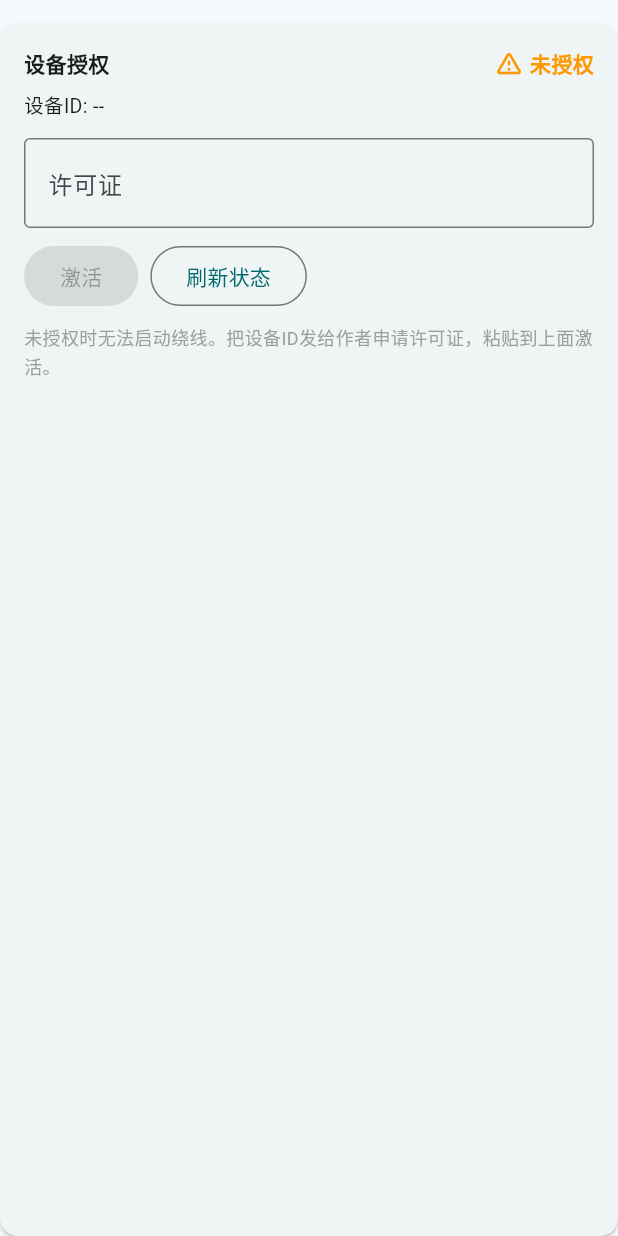
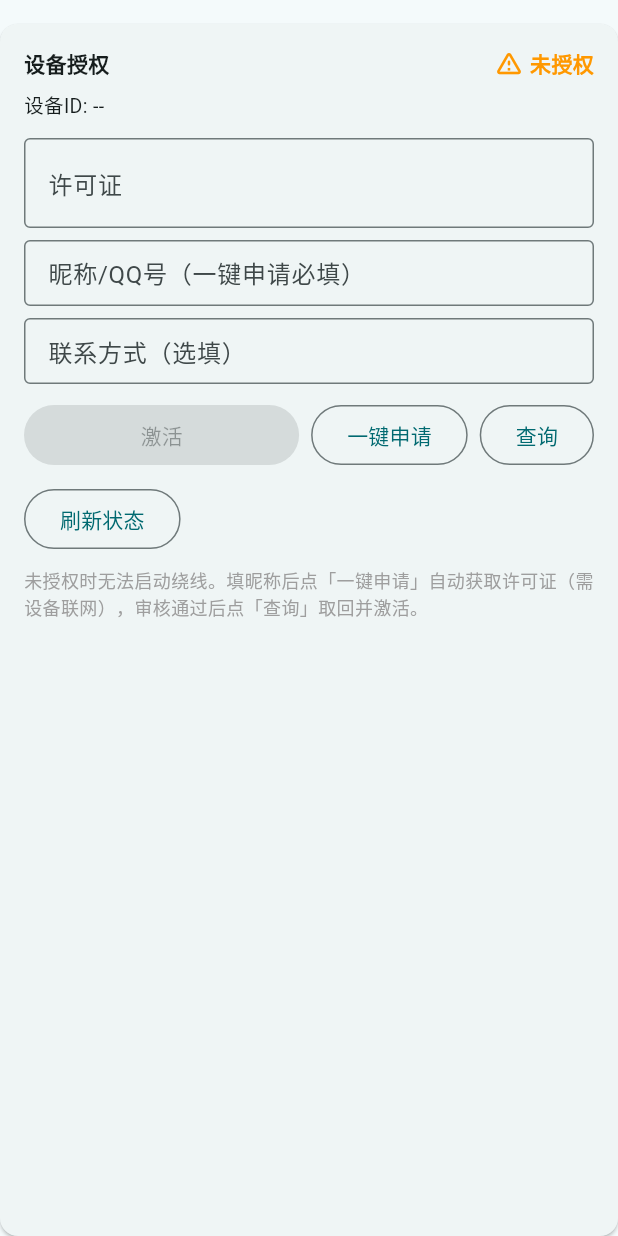
Before and after one commit to jindavid1000/iWinder, a Flutter app: the _LicenseSection widget shown alone on an empty page, opened directly with empty values, on a phone screen of 412 x 824 dp. Run offline on Flutter 3.47's test engine with Material 3 defaults, Android fonts, the phone set to English and light mode, and no system bars; our stand-ins replace shared_preferences; accounts and stored records are empty.

```diff
--- a/app/lib/screens/settings_screen.dart
+++ b/app/lib/screens/settings_screen.dart
@@ -232,8 +232,80 @@ class SettingsScreen extends StatelessWidget {
             ),
           ]),
           _LicenseSection(model: model),
+          _FirmwareSection(model: model),
           _DangerZone(model: model),
         ],
+      ),
+    );
+  }
+}
+
+// ============================================================================
+//  固件在线升级（OTA）
+// ============================================================================
+class _FirmwareSection extends StatelessWidget {
+  final AppModel model;
+  const _FirmwareSection({required this.model});
+
+  @override
+  Widget build(BuildContext context) {
+    final m = model;
+    return Card(
+      margin: const EdgeInsets.only(top: 16),
+      child: Padding(
+        padding: const EdgeInsets.all(16),
+        child: Column(
+          crossAxisAlignment: CrossAxisAlignment.start,
+          children: [
+            Row(children: [
+              const Expanded(child: Text('固件升级',
+                  style: TextStyle(fontWeight: FontWeight.bold))),
+              Icon(m.fwUpdateAvailable ? Icons.system_update_alt : Icons.check_circle_outline,
+                  color: m.fwUpdateAvailable ? Colors.orange : Colors.green, size: 20),
+              const SizedBox(width: 4),
+              Text(m.fwUpdateAvailable ? '有新版本' : '最新',
+                  style: TextStyle(
+                      color: m.fwUpdateAvailable ? Colors.orange : Colors.green,
+                      fontWeight: FontWeight.bold)),
+            ]),
+            const SizedBox(height: 8),
+            Text('当前版本: v${m.fwCurrent ?? "--"}',
+                style: const TextStyle(fontSize: 13)),
+            if (m.fwUpdateAvailable && m.fwLatest != null)
+              Text('最新版本: v${m.fwLatest}',
+                  style: const TextStyle(fontSize: 13, color: Colors.orange)),
+            if (m.fwNotes != null && m.fwNotes!.isNotEmpty)
+              Text(m.fwNotes!,
+                  style: const TextStyle(fontSize: 12, color: Colors.grey)),
+            if (m.fwMsg != null && m.fwMsg!.isNotEmpty)
+              Text(m.fwMsg!,
+                  style: const TextStyle(fontSize: 12, color: Colors.blueGrey)),
+            const SizedBox(height: 10),
+            Row(children: [
+              OutlinedButton(
+                onPressed: () {
+                  model.sendOtaCheck();
+                  ScaffoldMessenger.of(context).showSnackBar(
+                    const SnackBar(content: Text('正在检查更新…')),
+                  );
+                },
+                child: const Text('检查更新'),
+              ),
+              const SizedBox(width: 8),
+              FilledButton(
+                onPressed: m.fwUpdateAvailable
+                    ? () {
+                        model.sendOtaStart();
+                        ScaffoldMessenger.of(context).showSnackBar(
+                          const SnackBar(content: Text('开始升级，完成后设备将自动重启（约1-2分钟）')),
+                        );
+                      }
+                    : null,
+                child: const Text('立即升级'),
+              ),
+            ]),
+          ],
+        ),
       ),
     );
   }
@@ -252,6 +324,9 @@ class _LicenseSection extends StatefulWidget {
 
 class _LicenseSectionState extends State<_LicenseSection> {
   final _keyCtrl = TextEditingController();
+  final _nameCtrl = TextEditingController();
+  final _contactCtrl = TextEditingController();
+  String? _lastAutoFill;
 
   @override
   void initState() {
@@ -260,11 +335,26 @@ class _LicenseSectionState extends State<_LicenseSection> {
     WidgetsBinding.instance.addPostFrameCallback((_) {
       widget.model.sendLicenseQuery();
     });
+    // 服务器返回许可证时自动填入输入框（同一张许可证只填一次）
+    widget.model.addListener(_autoFill);
+  }
+
+  void _autoFill() {
+    final m = widget.model;
+    if (m.serverLicense != null &&
+        m.serverLicense != _lastAutoFill &&
+        m.serverLicense!.isNotEmpty) {
+      _lastAutoFill = m.serverLicense;
+      _keyCtrl.text = m.serverLicense!;
+    }
   }
 
   @override
   void dispose() {
+    widget.model.removeListener(_autoFill);
     _keyCtrl.dispose();
+    _nameCtrl.dispose();
+    _contactCtrl.dispose();
     super.dispose();
   }
 
@@ -306,8 +396,29 @@ class _LicenseSectionState extends State<_LicenseSection> {
               maxLines: 2,
             ),
             const SizedBox(height: 8),
+            TextField(
+              controller: _nameCtrl,
+              decoration: const InputDecoration(
+                labelText: '昵称/QQ号（一键申请必填）',
+                isDense: true,
+                border: OutlineInputBorder(),
+              ),
+              style: const TextStyle(fontSize: 13),
+            ),
+            const SizedBox(height: 8),
+            TextField(
+              controller: _contactCtrl,
+              decoration: const InputDecoration(
+                labelText: '联系方式（选填）',
+                isDense: true,
+                border: OutlineInputBorder(),
+              ),
+              style: const TextStyle(fontSize: 13),
+            ),
+            const SizedBox(height: 10),
             Row(children: [
-              FilledButton(
+              Expanded(
+                child: FilledButton(
                   onPressed: _keyCtrl.text.trim().isEmpty
                       ? null
                       : () {
@@ -318,15 +429,48 @@ class _LicenseSectionState extends State<_LicenseSection> {
                         },
                   child: const Text('激活'),
                 ),
+              ),
               const SizedBox(width: 8),
+              OutlinedButton(
+                onPressed: () {
+                  if (_nameCtrl.text.trim().isEmpty) {
+                    ScaffoldMessenger.of(context).showSnackBar(
+                      const SnackBar(content: Text('请先填写昵称/QQ号')),
+                    );
+                    return;
+                  }
+                  m.sendLicenseApply(
+                      _nameCtrl.text.trim(), _contactCtrl.text.trim());
+                  ScaffoldMessenger.of(context).showSnackBar(
+                    const SnackBar(content: Text('申请已提交，请稍候…')),
+                  );
+                },
+                child: const Text('一键申请'),
+              ),
+              const SizedBox(width: 8),
+              OutlinedButton(
+                onPressed: () {
+                  m.sendLicenseFetch();
+                  ScaffoldMessenger.of(context).showSnackBar(
+                    const SnackBar(content: Text('正在查询…')),
+                  );
+                },
+                child: const Text('查询'),
+              ),
+            ]),
+            if (m.serverLicenseMsg != null) ...[
+              const SizedBox(height: 8),
+              Text(m.serverLicenseMsg!,
+                  style: const TextStyle(fontSize: 12, color: Colors.blueGrey)),
+            ],
+            const SizedBox(height: 8),
             OutlinedButton(
               onPressed: () => m.sendLicenseQuery(),
               child: const Text('刷新状态'),
             ),
-            ]),
             const SizedBox(height: 8),
             const Text(
-              '未授权时无法启动绕线。把设备ID发给作者申请许可证，粘贴到上面激活。',
+              '未授权时无法启动绕线。填昵称后点「一键申请」自动获取许可证（需设备联网），审核通过后点「查询」取回并激活。',
               style: TextStyle(fontSize: 12, color: Colors.grey, height: 1.5),
             ),
           ],
--- a/app/lib/services/app_model.dart
+++ b/app/lib/services/app_model.dart
@@ -234,9 +234,24 @@ class AppModel extends ChangeNotifier {
   String? licenseDeviceId;
   bool licenseOk = false;
   String? licenseExpiry;
+  String? serverLicense;      // 在线申请/查询取得的许可证（自动填入输入框）
+  String? serverLicenseMsg;   // 服务器返回的提示信息
 
   void sendLicenseQuery() => _send({'cmd': 'license'});
   void sendLicenseActivate(String key) => _send({'cmd': 'license', 'key': key});
+  void sendLicenseApply(String name, String contact) =>
+      _send({'cmd': 'license_apply', 'name': name, 'contact': contact});
+  void sendLicenseFetch() => _send({'cmd': 'license_query'});
+
+  // 固件 OTA
+  String? fwCurrent;          // 当前固件版本（状态回报）
+  bool fwUpdateAvailable = false;
+  String? fwLatest;
+  String? fwNotes;
+  String? fwMsg;
+
+  void sendOtaCheck() => _send({'cmd': 'ota_check'});
+  void sendOtaStart() => _send({'cmd': 'ota_start'});
 
   // ===========================================================================
   //  绕线范围联动（消除冗余定义）
@@ -318,6 +333,21 @@ class AppModel extends ChangeNotifier {
           licenseOk = msg['licensed'] as bool? ?? false;
           licenseExpiry = msg['expiry'] as String?;
           break;
+        case 'status':
+          if (msg['fw_version'] != null) fwCurrent = msg['fw_version'] as String;
+          break;
+        case 'license_apply':
+        case 'license_query':
+          serverLicenseMsg = msg['msg'] as String?;
+          serverLicense = msg['license'] as String?;
+          break;
+        case 'ota_check':
+          fwCurrent = msg['current'] as String?;
+          fwUpdateAvailable = msg['update_available'] as bool? ?? false;
+          fwLatest = msg['latest'] as String?;
+          fwNotes = msg['notes'] as String?;
+          fwMsg = msg['msg'] as String?;
+          break;
         case 'response':
           // 激活/许可证命令的响应 → 刷新授权状态
           if (msg['cmd'] == 'license') {
```
Also changed, not shown: docs/app_connect.png (added), docs/app_control.png (added), docs/app_preset.png (added), docs/app_settings.png (added), readme.png (added), 4 other files. Lines whose indentation alone changed are shown as unchanged.
